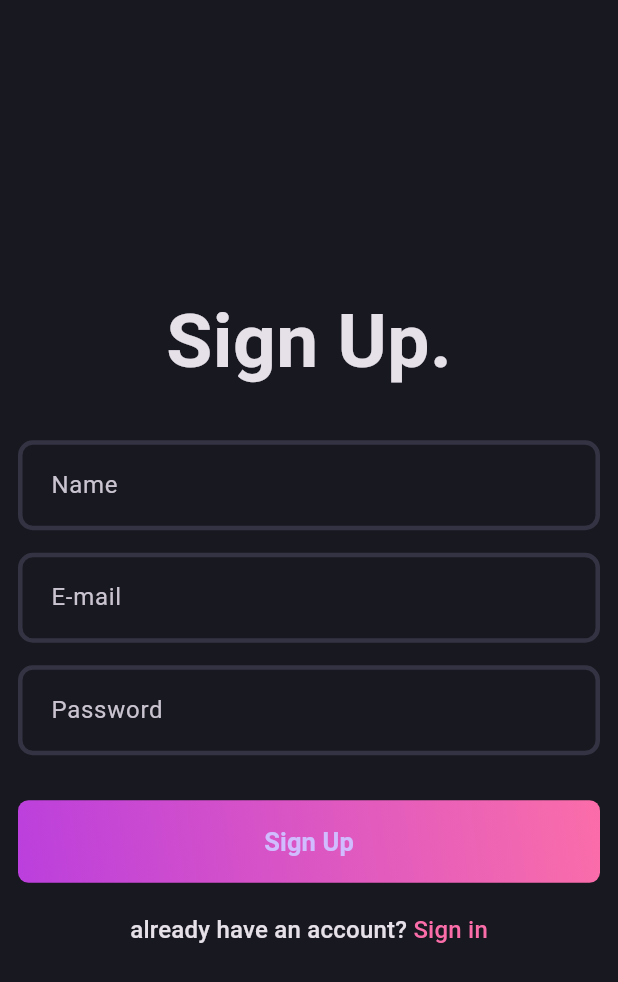
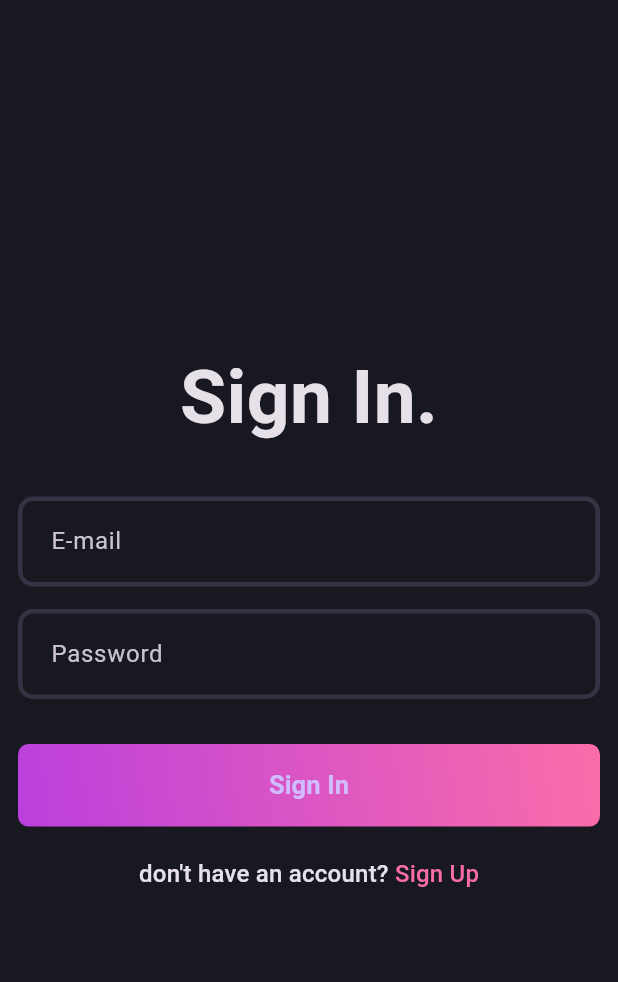
Before and after one commit to mohannadofficial/blog_app_clean_architecture, a Flutter app: the screen it shows after launch, on a phone screen of 412 x 824 dp. Shown: the top 982 px of the screen. Run offline on Flutter 3.47's test engine with Material 3 defaults, Android fonts, the light colour scheme and no system bars; our stand-ins replace equatable, flutter_bloc, fpdart, get_it, go_router, supabase_flutter; accounts and stored records are empty.

Commit message:
create sign_in page and handle it

```diff
--- /dev/null
+++ b/lib/app_router.dart
@@ -0,0 +1,25 @@
+import 'package:blog/features/auth/presentation/pages/sign_in_page.dart';
+import 'package:blog/features/auth/presentation/pages/sign_up_page.dart';
+import 'package:go_router/go_router.dart';
+
+enum AppRouter {
+  signIn,
+  signUp,
+}
+
+final goRoute = GoRouter(
+  initialLocation: '/',
+  debugLogDiagnostics: false,
+  routes: [
+    GoRoute(
+      path: '/',
+      name: AppRouter.signIn.name,
+      builder: (context, state) => const SignInPage(),
+    ),
+    GoRoute(
+      path: '/sign-up',
+      name: AppRouter.signUp.name,
+      builder: (context, state) => const SignUpPage(),
+    ),
+  ],
+);
--- a/lib/features/auth/domain/repository/base_auth_repository.dart
+++ b/lib/features/auth/domain/repository/base_auth_repository.dart
@@ -8,4 +8,9 @@ abstract interface class BaseAuthRepository {
     required String email,
     required String password,
   });
+
+  Future<Either<Failure, User>> signInWithEmailPasswrod({
+    required String email,
+    required String password,
+  });
 }
--- /dev/null
+++ b/lib/features/auth/domain/usecases/sign_in_usecase.dart
@@ -0,0 +1,26 @@
+import 'package:blog/core/error/failure.dart';
+import 'package:blog/core/usecase/base_usecase.dart';
+import 'package:blog/features/auth/domain/entities/user.dart';
+import 'package:blog/features/auth/domain/repository/base_auth_repository.dart';
+import 'package:fpdart/fpdart.dart';
+
+class SignInUsecase implements BaseUsecase<User, SignInParams> {
+  final BaseAuthRepository authRepository;
+  SignInUsecase({required this.authRepository});
+  @override
+  Future<Either<Failure, User>> call(SignInParams params) async {
+    return await authRepository.signInWithEmailPasswrod(
+      email: params.email,
+      password: params.password,
+    );
+  }
+}
+
+class SignInParams {
+  final String email;
+  final String password;
+  SignInParams({
+    required this.email,
+    required this.password,
+  });
+}
--- a/lib/features/auth/presentation/bloc/auth_bloc.dart
+++ b/lib/features/auth/presentation/bloc/auth_bloc.dart
@@ -1,7 +1,9 @@
 import 'package:blog/features/auth/domain/entities/user.dart';
+import 'package:blog/features/auth/domain/usecases/sign_in_usecase.dart';
 import 'package:blog/features/auth/domain/usecases/sign_up_usecase.dart';
 import 'package:equatable/equatable.dart';
 import 'package:flutter/material.dart';
+import 'package:flutter/widgets.dart';
 import 'package:flutter_bloc/flutter_bloc.dart';
 
 part 'auth_event.dart';
@@ -9,12 +11,22 @@ part 'auth_state.dart';
 
 class AuthBloc extends Bloc<AuthEvent, AuthState> {
   final SignUpUsecase _signUp;
+  final SignInUsecase _signIn;
 
-  AuthBloc({required SignUpUsecase signUp})
-      : _signUp = signUp,
+  AuthBloc({
+    required SignUpUsecase signUp,
+    required SignInUsecase signIn,
+  })  : _signUp = signUp,
+        _signIn = signIn,
         super(AuthInitial()) {
-    on<SignUpEvent>(
-      (event, emit) async {
+    on<SignUpEvent>(_signUpWithEmailPassword);
+    on<SignInEvent>(_signInWithEmailPassword);
+  }
+
+  void _signUpWithEmailPassword(
+    SignUpEvent event,
+    Emitter<AuthState> emit,
+  ) async {
     emit(AuthLoading());
 
     final res = await _signUp(
@@ -29,9 +41,26 @@ class AuthBloc extends Bloc<AuthEvent, AuthState> {
       (l) => emit(
         AuthFailure(l.message),
       ),
-          (r) => AuthSuccess(user: r),
+      (r) => emit(AuthSuccess(user: r)),
     );
-      },
+  }
+
+  void _signInWithEmailPassword(
+      SignInEvent event, Emitter<AuthState> emit) async {
+    emit(AuthLoading());
+
+    final res = await _signIn(
+      SignInParams(
+        email: event.email,
+        password: event.password,
+      ),
+    );
+
+    res.fold(
+      (l) => emit(
+        AuthFailure(l.message),
+      ),
+      (r) => emit(AuthSuccess(user: r)),
     );
   }
 }
--- a/lib/features/auth/presentation/bloc/auth_event.dart
+++ b/lib/features/auth/presentation/bloc/auth_event.dart
@@ -22,3 +22,16 @@
   @override
   List<Object> get props => [name, email, password];
 }
+
+class SignInEvent extends AuthEvent {
+  final String email;
+  final String password;
+
+  const SignInEvent({
+    required this.email,
+    required this.password,
+  });
+
+  @override
+  List<Object> get props => [email, password];
+}
--- /dev/null
+++ b/lib/features/auth/presentation/pages/sign_in_page.dart
@@ -0,0 +1,130 @@
+import 'package:blog/app_router.dart';
+import 'package:blog/core/common/widgets/loader.dart';
+import 'package:blog/core/theme/app_pallete.dart';
+import 'package:blog/core/utils/show_snackbar.dart';
+import 'package:blog/features/auth/presentation/bloc/auth_bloc.dart';
+import 'package:blog/features/auth/presentation/widgets/auth_gradient_button.dart';
+import 'package:blog/features/auth/presentation/widgets/auth_text_form_field.dart';
+import 'package:flutter/material.dart';
+import 'package:flutter_bloc/flutter_bloc.dart';
+import 'package:go_router/go_router.dart';
+
+class SignInPage extends StatefulWidget {
+  const SignInPage({super.key});
+
+  @override
+  State<SignInPage> createState() => _SignInPageState();
+}
+
+class _SignInPageState extends State<SignInPage> {
+  late final TextEditingController emailController;
+  late final TextEditingController passwordController;
+  final formKey = GlobalKey<FormState>();
+
+  @override
+  void initState() {
+    emailController = TextEditingController();
+    passwordController = TextEditingController();
+    super.initState();
+  }
+
+  @override
+  void dispose() {
+    emailController.dispose();
+    passwordController.dispose();
+
+    super.dispose();
+  }
+
+  @override
+  Widget build(BuildContext context) {
+    return Scaffold(
+      body: Padding(
+        padding: const EdgeInsets.all(12.0),
+        child: BlocConsumer<AuthBloc, AuthState>(
+          listener: (context, state) {
+            if (state is AuthFailure) {
+              showSnackBar(context: context, text: state.message);
+            }
+          },
+          builder: (context, state) {
+            if (state is AuthLoading) {
+              return const Loader();
+            }
+            return Form(
+              key: formKey,
+              child: Column(
+                mainAxisAlignment: MainAxisAlignment.center,
+                children: [
+                  const Text(
+                    'Sign In.',
+                    style: TextStyle(
+                      fontSize: 50,
+                      fontWeight: FontWeight.bold,
+                    ),
+                  ),
+                  const SizedBox(
+                    height: 30,
+                  ),
+                  AuthTextFormField(
+                    controller: emailController,
+                    keyboardType: TextInputType.emailAddress,
+                    hintText: 'E-mail',
+                  ),
+                  const SizedBox(
+                    height: 15,
+                  ),
+                  AuthTextFormField(
+                    controller: passwordController,
+                    keyboardType: TextInputType.visiblePassword,
+                    obscureText: true,
+                    hintText: 'Password',
+                  ),
+                  const SizedBox(
+                    height: 30,
+                  ),
+                  AuthGradientButton(
+                    buttonText: 'Sign In',
+                    onPressed: () {
+                      if (formKey.currentState!.validate()) {
+                        context.read<AuthBloc>().add(
+                              SignInEvent(
+                                email: emailController.text.trim(),
+                                password: passwordController.text.trim(),
+                              ),
+                            );
+                      }
+                    },
+                  ),
+                  const SizedBox(
+                    height: 20,
+                  ),
+                  GestureDetector(
+                    onTap: () => context.pushNamed(AppRouter.signUp.name),
+                    child: RichText(
+                      text: TextSpan(
+                        text: 'don\'t have an account? ',
+                        style: Theme.of(context).textTheme.titleMedium,
+                        children: [
+                          TextSpan(
+                            text: 'Sign Up',
+                            style: Theme.of(context)
+                                .textTheme
+                                .titleMedium
+                                ?.copyWith(
+                                  color: AppPallete.gradient2,
+                                ),
+                          ),
+                        ],
+                      ),
+                    ),
+                  )
+                ],
+              ),
+            );
+          },
+        ),
+      ),
+    );
+  }
+}
--- a/lib/init_dependencies.dart
+++ b/lib/init_dependencies.dart
@@ -2,6 +2,7 @@ import 'package:blog/core/secrets/app_secrets.dart';
 import 'package:blog/features/auth/data/datasources/auth_remote_data_source.dart';
 import 'package:blog/features/auth/data/repository/auth_repository.dart';
 import 'package:blog/features/auth/domain/repository/base_auth_repository.dart';
+import 'package:blog/features/auth/domain/usecases/sign_in_usecase.dart';
 import 'package:blog/features/auth/domain/usecases/sign_up_usecase.dart';
 import 'package:get_it/get_it.dart';
 import 'package:supabase_flutter/supabase_flutter.dart';
@@ -40,5 +41,10 @@ void _initAuth() {
       () => SignUpUsecase(
         authRepository: sl(),
       ),
+    )
+    ..registerLazySingleton<SignInUsecase>(
+      () => SignInUsecase(
+        authRepository: sl(),
+      ),
     );
 }
--- a/lib/main.dart
+++ b/lib/main.dart
@@ -1,6 +1,6 @@
+import 'package:blog/app_router.dart';
 import 'package:blog/core/theme/app_theme.dart';
 import 'package:blog/features/auth/presentation/bloc/auth_bloc.dart';
-import 'package:blog/features/auth/presentation/pages/sign_up_page.dart';
 import 'package:blog/init_dependencies.dart';
 import 'package:flutter/material.dart';
 import 'package:flutter_bloc/flutter_bloc.dart';
@@ -12,6 +12,7 @@ void main() async {
     BlocProvider(
       create: (_) => AuthBloc(
         signUp: sl(),
+        signIn: sl(),
       ),
     )
   ], child: const MyApp()));
@@ -22,11 +23,12 @@ class MyApp extends StatelessWidget {
 
   @override
   Widget build(BuildContext context) {
-    return MaterialApp(
+    return MaterialApp.router(
       debugShowCheckedModeBanner: false,
       title: 'Blog App',
+      onGenerateTitle: (context) => 'Blog App',
       theme: AppTheme.darkThemeMode,
-      home: const SignUpPage(),
+      routerConfig: goRoute,
     );
   }
 }
--- a/pubspec.yaml
+++ b/pubspec.yaml
@@ -40,6 +40,7 @@ dependencies:
   get_it: ^7.7.0
   flutter_bloc: ^8.1.5
   equatable: ^2.0.5
+  go_router: ^14.1.4
 
 dev_dependencies:
   flutter_test:
```
Also changed, not shown: lib/features/auth/data/datasources/auth_remote_data_source.dart (+20 -0 lines), lib/features/auth/data/repository/auth_repository.dart (+17 -0 lines), lib/features/auth/presentation/pages/sign_up_page.dart (+14 -4 lines), pubspec.lock. Lines whose indentation alone changed are shown as unchanged.
